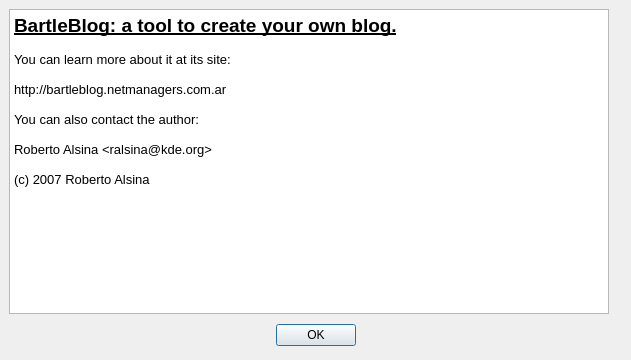
ralsina/ra-blog, file BartleBlog/ui/about.ui: the form before one commit.
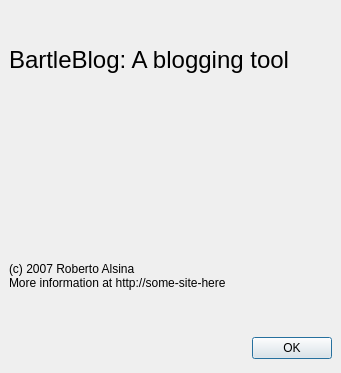
The form after the commit. Icons and pictures are not drawn.

Commit message:
* Nicer about dialog
* Hooked about dialog in the main window

Patch:
```diff
--- a/BartleBlog/ui/about.ui
+++ b/BartleBlog/ui/about.ui
@@ -5,8 +5,8 @@
    <rect>
     <x>0</x>
     <y>0</y>
-    <width>631</width>
-    <height>360</height>
+    <width>341</width>
+    <height>373</height>
    </rect>
   </property>
   <property name="windowTitle" >
@@ -20,43 +20,25 @@
     <number>6</number>
    </property>
    <item>
-    <layout class="QHBoxLayout" >
-     <property name="margin" >
-      <number>0</number>
+    <widget class="QLabel" name="label_2" >
+     <property name="text" >
+      <string>&lt;html>&lt;head>&lt;meta name="qrichtext" content="1" />&lt;style type="text/css">
+p, li { white-space: pre-wrap; }
+&lt;/style>&lt;/head>&lt;body style=" font-family:'Bitstream Vera Sans'; font-size:10pt; font-weight:400; font-style:normal; text-decoration:none;">
+&lt;p style=" margin-top:0px; margin-bottom:0px; margin-left:0px; margin-right:0px; -qt-block-indent:0; text-indent:0px;">&lt;span style=" font-size:18pt;">BartleBlog: A blogging tool&lt;/span>&lt;/p>&lt;/body>&lt;/html></string>
      </property>
-     <property name="spacing" >
-      <number>6</number>
-     </property>
+    </widget>
+   </item>
      <item>
-      <widget class="QTextBrowser" name="textBrowser" >
+    <widget class="QLabel" name="label" >
        <property name="sizePolicy" >
         <sizepolicy>
-         <hsizetype>7</hsizetype>
-         <vsizetype>1</vsizetype>
+       <hsizetype>5</hsizetype>
+       <vsizetype>5</vsizetype>
          <horstretch>0</horstretch>
          <verstretch>0</verstretch>
         </sizepolicy>
        </property>
-       <property name="html" >
-        <string>&lt;html>&lt;head>&lt;meta name="qrichtext" content="1" />&lt;style type="text/css">
-p, li { white-space: pre-wrap; }
-&lt;/style>&lt;/head>&lt;body style=" font-family:'Bitstream Vera Sans'; font-size:10pt; font-weight:400; font-style:normal; text-decoration:none;">
-&lt;p style=" margin-top:0px; margin-bottom:0px; margin-left:0px; margin-right:0px; -qt-block-indent:0; text-indent:0px;">&lt;span style=" font-size:14pt; font-weight:600; text-decoration: underline;">BartleBlog: a tool to create your own blog.&lt;/span>&lt;/p>
-&lt;p style="-qt-paragraph-type:empty; margin-top:0px; margin-bottom:0px; margin-left:0px; margin-right:0px; -qt-block-indent:0; text-indent:0px;">&lt;/p>
-&lt;p style=" margin-top:0px; margin-bottom:0px; margin-left:0px; margin-right:0px; -qt-block-indent:0; text-indent:0px;">You can learn more about it at its site:&lt;/p>
-&lt;p style="-qt-paragraph-type:empty; margin-top:0px; margin-bottom:0px; margin-left:0px; margin-right:0px; -qt-block-indent:0; text-indent:0px;">&lt;/p>
-&lt;p style=" margin-top:0px; margin-bottom:0px; margin-left:0px; margin-right:0px; -qt-block-indent:0; text-indent:0px;">http://bartleblog.netmanagers.com.ar&lt;/p>
-&lt;p style="-qt-paragraph-type:empty; margin-top:0px; margin-bottom:0px; margin-left:0px; margin-right:0px; -qt-block-indent:0; text-indent:0px;">&lt;/p>
-&lt;p style=" margin-top:0px; margin-bottom:0px; margin-left:0px; margin-right:0px; -qt-block-indent:0; text-indent:0px;">You can also contact the author:&lt;/p>
-&lt;p style="-qt-paragraph-type:empty; margin-top:0px; margin-bottom:0px; margin-left:0px; margin-right:0px; -qt-block-indent:0; text-indent:0px;">&lt;/p>
-&lt;p style=" margin-top:0px; margin-bottom:0px; margin-left:0px; margin-right:0px; -qt-block-indent:0; text-indent:0px;">Roberto Alsina &amp;lt;ralsina@kde.org&amp;gt;&lt;/p>
-&lt;p style="-qt-paragraph-type:empty; margin-top:0px; margin-bottom:0px; margin-left:0px; margin-right:0px; -qt-block-indent:0; text-indent:0px;">&lt;/p>
-&lt;p style=" margin-top:0px; margin-bottom:0px; margin-left:0px; margin-right:0px; -qt-block-indent:0; text-indent:0px;">(c) 2007 Roberto Alsina&lt;/p>&lt;/body>&lt;/html></string>
-       </property>
-      </widget>
-     </item>
-     <item>
-      <widget class="QLabel" name="label" >
        <property name="text" >
         <string/>
        </property>
@@ -65,7 +47,13 @@
        </property>
       </widget>
      </item>
-    </layout>
+   <item>
+    <widget class="QLabel" name="label_3" >
+     <property name="text" >
+      <string>(c) 2007 Roberto Alsina &lt;ralsina@kde.org>
+More information at http://some-site-here</string>
+     </property>
+    </widget>
    </item>
    <item>
     <layout class="QHBoxLayout" >
@@ -95,19 +83,6 @@
        </property>
       </widget>
      </item>
-     <item>
-      <spacer>
-       <property name="orientation" >
-        <enum>Qt::Horizontal</enum>
-       </property>
-       <property name="sizeHint" >
-        <size>
-         <width>40</width>
-         <height>20</height>
-        </size>
-       </property>
-      </spacer>
-     </item>
     </layout>
    </item>
   </layout>
```
Lines whose indentation alone changed are shown as unchanged. The commit also changes 4 other files.
